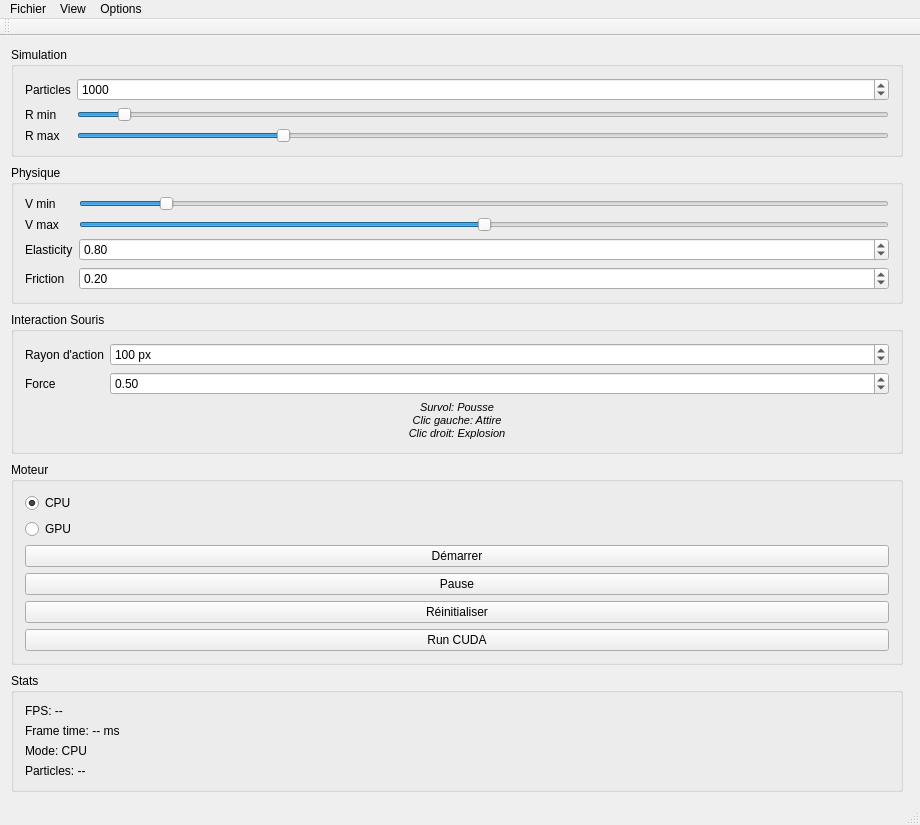
Old version of the form PartiQleStudio/ui/MainWindow.ui in the repository arcreane/gpu-cuda-in518_abdillah_aguessy_mathieu.
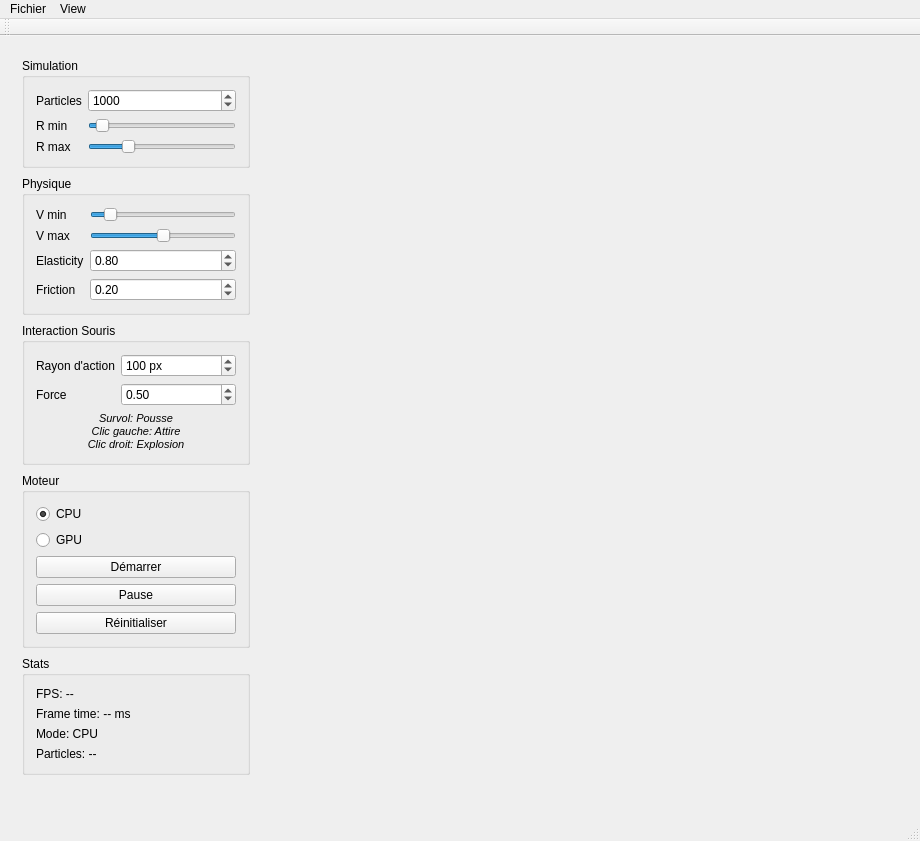
New version of the form.

Commit message: Fix : Correctif des dimensions fenetres simulation (responsive) / formulaire (fixe)

Patch:
```diff
--- a/PartiQleStudio/ui/MainWindow.ui
+++ b/PartiQleStudio/ui/MainWindow.ui
@@ -7,7 +7,7 @@
     <x>0</x>
     <y>0</y>
     <width>920</width>
-    <height>661</height>
+    <height>841</height>
    </rect>
   </property>
   <property name="windowTitle">
@@ -16,6 +16,19 @@
   <widget class="QWidget" name="centralWidget">
    <layout class="QHBoxLayout" name="horizontalLayout">
     <item>
+     <widget class="QWidget" name="verticalLayoutControl_2" native="true">
+      <property name="minimumSize">
+       <size>
+        <width>250</width>
+        <height>0</height>
+       </size>
+      </property>
+      <property name="maximumSize">
+       <size>
+        <width>250</width>
+        <height>16777215</height>
+       </size>
+      </property>
      <layout class="QVBoxLayout" name="verticalLayoutControl">
       <property name="spacing">
        <number>8</number>
@@ -308,13 +321,6 @@
            </property>
           </widget>
          </item>
-         <item>
-          <widget class="QPushButton" name="btnRunCuda">
-           <property name="text">
-            <string>Run CUDA</string>
-           </property>
-          </widget>
-         </item>
         </layout>
        </widget>
       </item>
@@ -369,6 +375,7 @@
        </spacer>
       </item>
      </layout>
+     </widget>
     </item>
     <item>
      <widget class="QWidget" name="raylibPlaceholder" native="true"/>
@@ -393,15 +400,10 @@
     <property name="title">
      <string>View</string>
     </property>
-   </widget>
-   <widget class="QMenu" name="menuOptions">
-    <property name="title">
-     <string>Options</string>
-    </property>
+    <addaction name="actionRaylib"/>
    </widget>
    <addaction name="menuFichier"/>
    <addaction name="menuView"/>
-   <addaction name="menuOptions"/>
   </widget>
   <widget class="QToolBar" name="mainToolBar">
    <attribute name="toolBarArea">
```
Left out of the diff: 31 changed lines with no effect on the pictures. Lines whose indentation alone changed are shown as unchanged. The commit also changes 4 other files.
